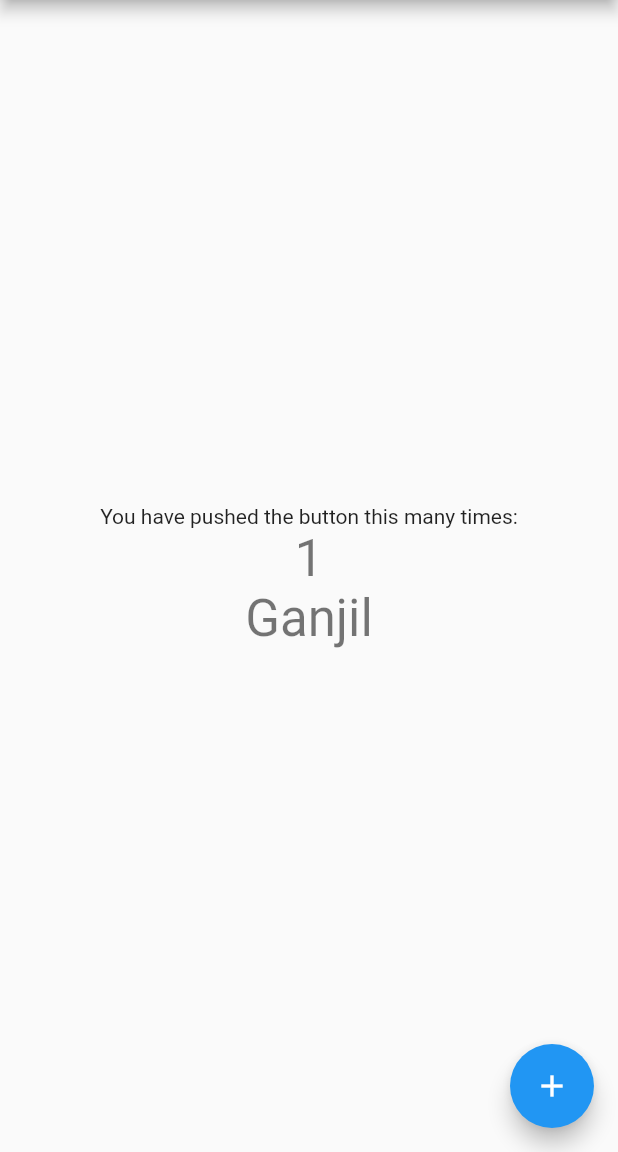
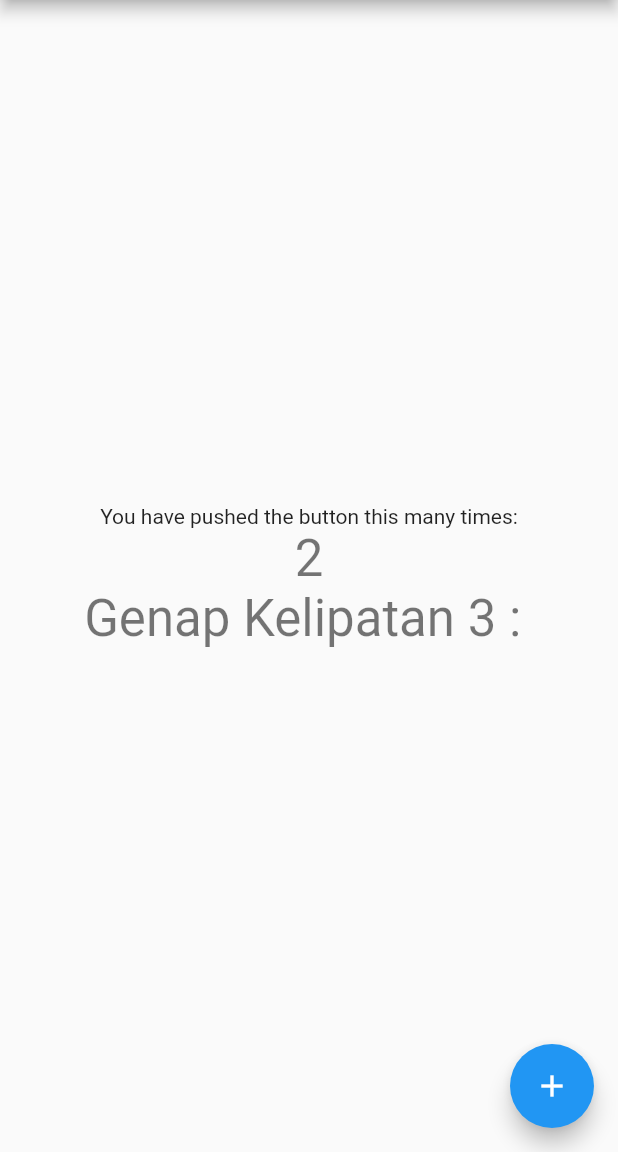
Before and after one commit to yopiangga/wppb_laporan, a Flutter app: the screen it shows after launch, after a tap on the "add" icon, on a phone screen of 412 x 824 dp, the part 84-1236 px from its top. Run offline on Flutter 3.47's test engine with Material 2 defaults, Android fonts, the phone set to English and light mode, and no system bars.

Commit message:
latihan oke

```diff
--- a/lib/main.dart
+++ b/lib/main.dart
@@ -29,21 +29,15 @@ class MyHomePage extends StatefulWidget {
 }
 
 class _MyHomePageState extends State<MyHomePage> {
-  int _counter = 0;
-  String _text = "Ganjil";
+  int _counter = 1;
+  String _text = "Genap Kelipatan 3 : ";
 
   void _incrementCounter() {
     setState(() {
       _counter++;
-      if (_counter > 10) {
-        _counter = 1;
-      }
 
-      _text = "Ganjil";
-      for (int i = 0; i < _counter; i++) {
-        if (i % 2 != 0) {
-          _text += "${i}, ";
-        }
+      if (_counter % 2 == 0 && _counter % 3 == 0) {
+        _text += "${_counter}, ";
       }
     });
   }
```
